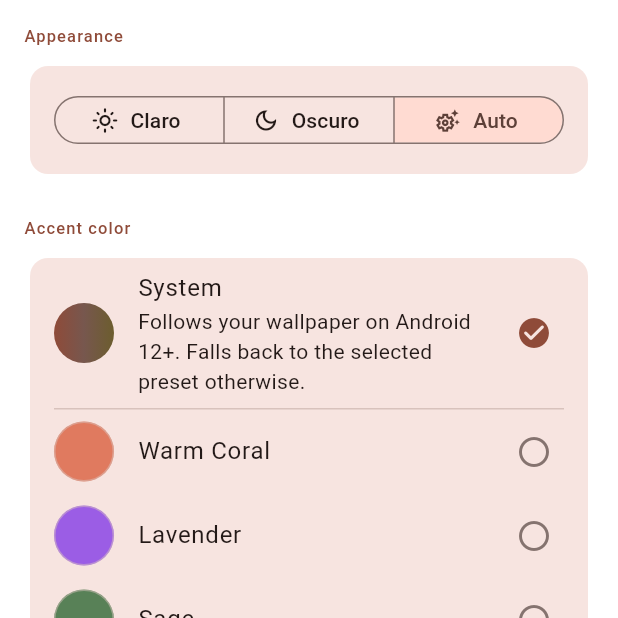
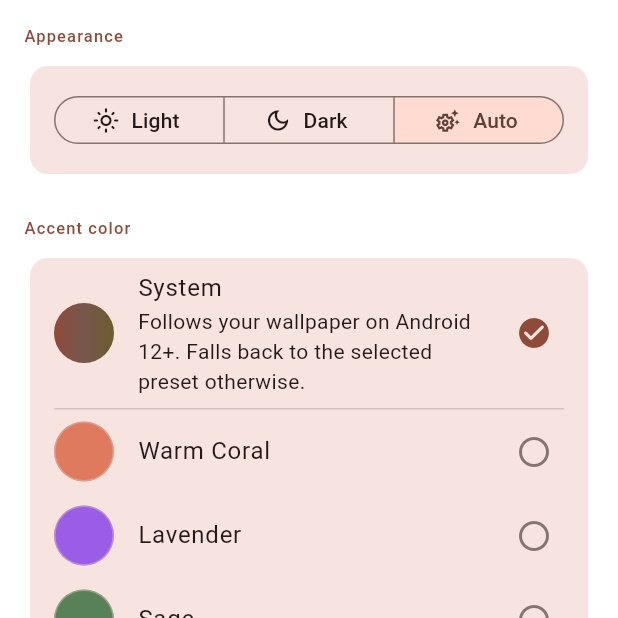
Before and after one commit to marodriguezd/HairWashTracker, a Flutter app: the SettingsPage screen opened directly, on a phone screen of 412 x 824 dp, the top half of it. Run offline on Flutter 3.47's test engine with Material 3 defaults, Android fonts, the phone set to English and light mode, and no system bars; drawn by our look-alikes of dynamic_color; our stand-ins replace file_picker, flutter_animate, share_plus, shared_preferences, table_calendar; accounts and stored records are empty.

Commit message:
fix(ui): localize theme switch labels to english

```diff
--- a/HairWashTracker/lib/ui/widgets/theme_switch.dart
+++ b/HairWashTracker/lib/ui/widgets/theme_switch.dart
@@ -14,12 +14,12 @@ class ThemeSwitch extends StatelessWidget {
       segments: const [
         ButtonSegment(
           value: AppThemeMode.light,
-          label: Text('Claro'),
+          label: Text('Light'),
           icon: Icon(Icons.light_mode_outlined, size: 18),
         ),
         ButtonSegment(
           value: AppThemeMode.dark,
-          label: Text('Oscuro'),
+          label: Text('Dark'),
           icon: Icon(Icons.dark_mode_outlined, size: 18),
         ),
         ButtonSegment(
```
Also changed, not shown: 1 other file.
